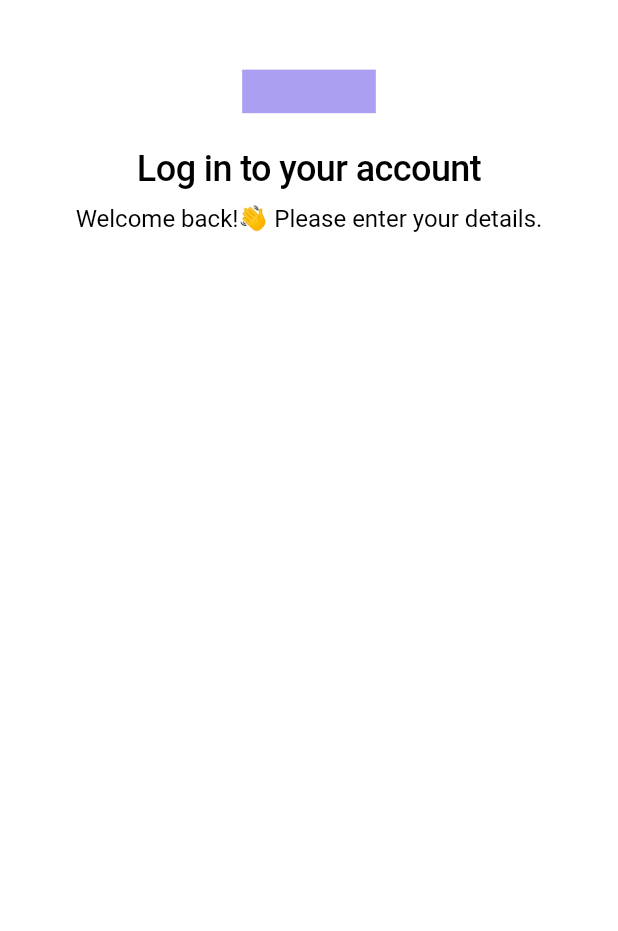
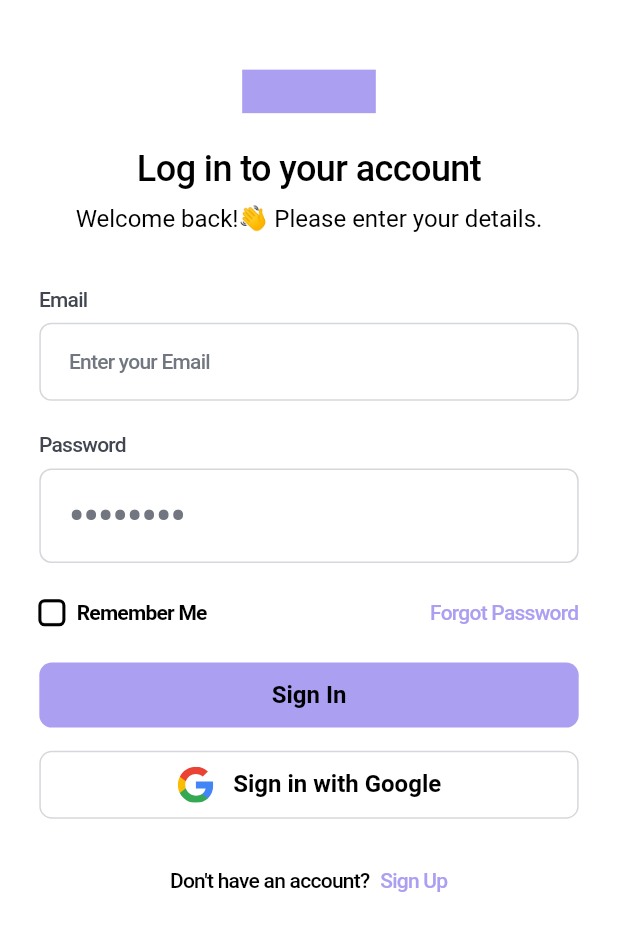
Before and after one commit to ayoisstillhere/app, a Flutter app: the screen it shows after launch, after a tap on "Skip", on a phone screen of 412 x 824 dp. Shown: the top 931 px of the screen. Run offline on Flutter 3.47's test engine with Material 3 defaults, Android fonts, the phone set to English and light mode, and no system bars; our stand-ins replace bloc, equatable, flutter_svg.

Commit message:
Sign In screen

```diff
--- a/lib/components/default_button.dart
+++ b/lib/components/default_button.dart
@@ -14,10 +14,11 @@ class DefaultButton extends StatelessWidget {
         MediaQuery.of(context).platformBrightness == Brightness.dark
         ? kDarkPurple
         : kLightPurple;
-    final textColor =
-        MediaQuery.of(context).platformBrightness == Brightness.dark
-        ? kWhite
-        : kBlack;
+    // final textColor =
+    //     MediaQuery.of(context).platformBrightness == Brightness.dark
+    //     ? kWhite
+    //     : kBlack;
+    final textColor = kBlack;
     return GestureDetector(
       onTap: press,
       child: Container(
--- a/lib/constants.dart
+++ b/lib/constants.dart
@@ -13,3 +13,4 @@ const kGreyFormLabel = Color(0xFF414651);
 const kGreyFormHint = Color(0xFF717680);
 const kGreyDarkInputBorder = Color(0xFF5B5B5B);
 const kGreyInputFillDark = Color(0xFF2C2C2C);
+const kGreyText = Color(0xFFD7D7D7);
--- a/lib/features/auth/presentation/pages/sign_in_screen.dart
+++ b/lib/features/auth/presentation/pages/sign_in_screen.dart
@@ -1,3 +1,6 @@
+import 'package:app/components/default_button.dart';
+import 'package:app/constants.dart';
+import 'package:app/features/auth/presentation/widgets/google_button.dart';
 import 'package:flutter/material.dart';
 
 import '../../../../size_config.dart';
@@ -8,6 +11,10 @@ class SignInScreen extends StatelessWidget {
 
   @override
   Widget build(BuildContext context) {
+    final labelColor =
+        MediaQuery.of(context).platformBrightness == Brightness.dark
+        ? kWhite
+        : kGreyFormLabel;
     return Scaffold(
       body: Container(
         width: double.infinity,
@@ -31,10 +38,146 @@ class SignInScreen extends StatelessWidget {
             padding: EdgeInsetsGeometry.symmetric(
               horizontal: getProportionateScreenWidth(25),
             ),
-            child: Column(children: <Widget>[FormHeader()]),
+            child: Column(
+              children: <Widget>[
+                FormHeader(),
+                SizedBox(height: getProportionateScreenHeight(32)),
+                Form(
+                  child: Column(
+                    crossAxisAlignment: CrossAxisAlignment.start,
+                    children: <Widget>[
+                      Text(
+                        "Email",
+                        style: Theme.of(context).textTheme.bodyMedium!.copyWith(
+                          fontWeight: FontWeight.w500,
+                          color: labelColor,
+                        ),
+                      ),
+                      SizedBox(height: getProportionateScreenHeight(6)),
+                      TextFormField(
+                        style: Theme.of(context).textTheme.bodyMedium!.copyWith(
+                          fontWeight: FontWeight.w500,
+                        ),
+                        decoration: InputDecoration(
+                          hintText: "Enter your Email",
+                        ),
+                      ),
+                      SizedBox(height: getProportionateScreenHeight(20)),
+                      Text(
+                        "Password",
+                        style: Theme.of(context).textTheme.bodyMedium!.copyWith(
+                          fontWeight: FontWeight.w500,
+                          color: labelColor,
+                        ),
+                      ),
+                      SizedBox(height: getProportionateScreenHeight(6)),
+                      TextFormField(
+                        style: Theme.of(context).textTheme.bodyMedium!.copyWith(
+                          fontWeight: FontWeight.w500,
+                        ),
+                        decoration: InputDecoration(
+                          hintText: "••••••••",
+                          hintStyle: Theme.of(context).textTheme.displayLarge!
+                              .copyWith(color: kGreyFormHint),
+                        ),
+                      ),
+                      SizedBox(height: getProportionateScreenHeight(24)),
+                      Row(
+                        children: [
+                          CustomCheckbox(),
+                          SizedBox(width: getProportionateScreenWidth(8)),
+                          Text(
+                            "Remember Me",
+                            style: Theme.of(context).textTheme.bodyMedium!
+                                .copyWith(fontWeight: FontWeight.bold),
+                          ),
+                          Spacer(),
+                          Text(
+                            "Forgot Password",
+                            style: Theme.of(context).textTheme.bodyMedium!
+                                .copyWith(
+                                  fontWeight: FontWeight.w500,
+                                  color: kLightPurple,
+                                ),
+                          ),
+                        ],
+                      ),
+                      SizedBox(height: getProportionateScreenHeight(24)),
+                      DefaultButton(press: () {}, text: 'Sign In'),
+                      SizedBox(height: getProportionateScreenHeight(16)),
+                      GoogleButton(press: () {}),
+                      SizedBox(height: getProportionateScreenHeight(32)),
+                      Row(
+                        mainAxisAlignment: MainAxisAlignment.center,
+                        children: [
+                          Text(
+                            "Don't have an account? ",
+                            style: Theme.of(context).textTheme.bodyMedium!
+                                .copyWith(fontWeight: FontWeight.w500),
+                          ),
+                          SizedBox(width: getProportionateScreenWidth(4)),
+                          Text(
+                            "Sign Up",
+                            style: Theme.of(context).textTheme.bodyMedium!
+                                .copyWith(
+                                  fontWeight: FontWeight.w500,
+                                  color: kLightPurple,
+                                ),
+                          ),
+                        ],
+                      ),
+                    ],
+                  ),
+                ),
+              ],
+            ),
           ),
         ),
       ),
     );
   }
 }
+
+class CustomCheckbox extends StatefulWidget {
+  const CustomCheckbox({super.key});
+
+  @override
+  State<CustomCheckbox> createState() => _CustomCheckboxState();
+}
+
+class _CustomCheckboxState extends State<CustomCheckbox> {
+  bool isChecked = false;
+
+  @override
+  Widget build(BuildContext context) {
+    return SizedBox(
+      width: getProportionateScreenWidth(16),
+      height: getProportionateScreenHeight(16),
+      child: DecoratedBox(
+        decoration: BoxDecoration(
+          color: kWhite, // Background color
+          border: Border.all(
+            color: kGreyInputBorder, // Border color
+            width: 1.0,
+          ),
+          borderRadius: BorderRadius.circular(
+            getProportionateScreenWidth(4),
+          ), // Corner radius
+        ),
+        child: Checkbox(
+          value: isChecked,
+          onChanged: (bool? value) {
+            setState(() {
+              isChecked = value!;
+            });
+          },
+          shape: RoundedRectangleBorder(
+            borderRadius: BorderRadius.all(
+              Radius.circular(getProportionateScreenWidth(4)),
+            ),
+          ),
+        ),
+      ),
+    );
+  }
+}
--- /dev/null
+++ b/lib/features/auth/presentation/widgets/google_button.dart
@@ -0,0 +1,47 @@
+import 'package:flutter/material.dart';
+import 'package:flutter_svg/flutter_svg.dart';
+
+import '../../../../constants.dart';
+import '../../../../size_config.dart';
+
+class GoogleButton extends StatelessWidget {
+  const GoogleButton({super.key, required this.press});
+  final void Function() press;
+
+  @override
+  Widget build(BuildContext context) {
+    return GestureDetector(
+      onTap: press,
+      child: Container(
+        width: double.infinity,
+        decoration: BoxDecoration(
+          color: Colors.transparent,
+          borderRadius: BorderRadius.circular(getProportionateScreenWidth(8)),
+          border: Border.all(color: kGreyInputBorder, width: 1.0),
+        ),
+        child: Padding(
+          padding: EdgeInsets.symmetric(
+            horizontal: getProportionateScreenWidth(18),
+            vertical: getProportionateScreenHeight(10),
+          ),
+          child: Center(
+            child: Row(
+              mainAxisAlignment: MainAxisAlignment.center,
+              children: [
+                Center(child: SvgPicture.asset("assets/icons/google_icon.svg")),
+                SizedBox(width: getProportionateScreenWidth(12)),
+                Text(
+                  "Sign in with Google",
+                  textAlign: TextAlign.center,
+                  style: Theme.of(
+                    context,
+                  ).textTheme.bodyLarge!.copyWith(fontWeight: FontWeight.w600),
+                ),
+              ],
+            ),
+          ),
+        ),
+      ),
+    );
+  }
+}
--- a/lib/theme.dart
+++ b/lib/theme.dart
@@ -23,18 +23,17 @@ ThemeData darkTheme() {
   );
 }
 
-
 InputDecorationTheme inputDecorationTheme() {
   OutlineInputBorder focusInputBorder = OutlineInputBorder(
-    borderRadius: BorderRadius.circular(16),
+    borderRadius: BorderRadius.circular(8),
     borderSide: const BorderSide(color: kBlack),
   );
   OutlineInputBorder defaultInputBorder = OutlineInputBorder(
-    borderRadius: BorderRadius.circular(16),
+    borderRadius: BorderRadius.circular(8),
     borderSide: const BorderSide(color: kGreyInputBorder),
   );
   OutlineInputBorder errorInputBorder = OutlineInputBorder(
-    borderRadius: BorderRadius.circular(16),
+    borderRadius: BorderRadius.circular(8),
     borderSide: const BorderSide(color: Colors.red),
   );
   return InputDecorationTheme(
@@ -53,15 +52,15 @@ InputDecorationTheme inputDecorationTheme() {
 
 InputDecorationTheme darkInputDecorationTheme() {
   OutlineInputBorder focusInputBorder = OutlineInputBorder(
-    borderRadius: BorderRadius.circular(16),
+    borderRadius: BorderRadius.circular(8),
     borderSide: const BorderSide(color: kBlack),
   );
   OutlineInputBorder defaultInputBorder = OutlineInputBorder(
-    borderRadius: BorderRadius.circular(16),
+    borderRadius: BorderRadius.circular(8),
     borderSide: const BorderSide(color: kGreyDarkInputBorder),
   );
   OutlineInputBorder errorInputBorder = OutlineInputBorder(
-    borderRadius: BorderRadius.circular(16),
+    borderRadius: BorderRadius.circular(8),
     borderSide: const BorderSide(color: Colors.red),
   );
   return InputDecorationTheme(
@@ -77,7 +76,6 @@ InputDecorationTheme darkInputDecorationTheme() {
     labelStyle: const TextStyle(color: kGreyFormLabel),
   );
 }
-
 
 TextTheme textTheme() {
   return const TextTheme(
```
Also changed, not shown: assets/icons/google_icon.svg (added), assets/images/or.png (added), 7 other files.
